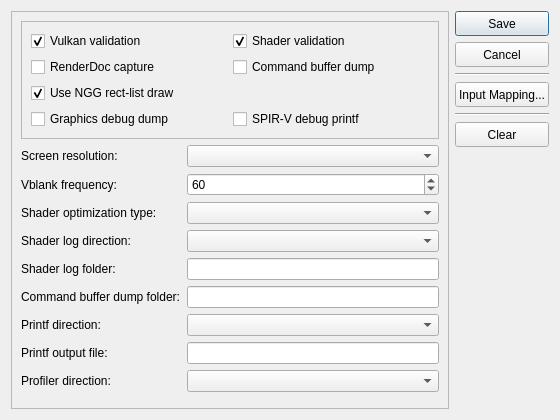
This is src/launcher/forms/configuration_edit_dialog.ui in Coder787-source/KytyPlus as Qt 5 draws it before an edit. The edited form follows.
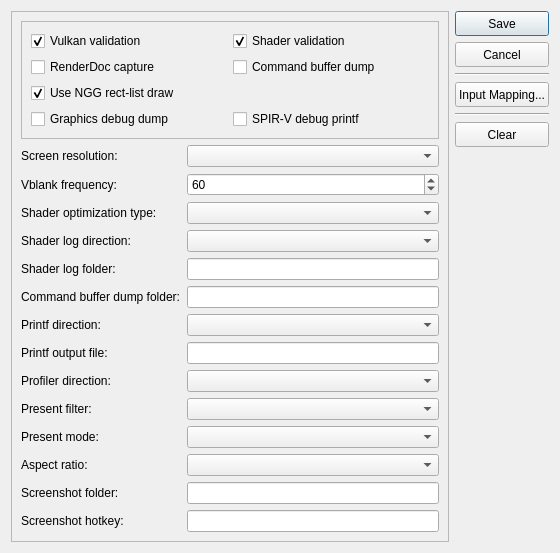
This is the edited form. Custom widgets are drawn as their Qt base class.

The edit to the form file:
```diff
--- a/src/launcher/forms/configuration_edit_dialog.ui
+++ b/src/launcher/forms/configuration_edit_dialog.ui
@@ -258,6 +258,76 @@
         </property>
        </widget>
       </item>
+      <item row="10" column="0">
+       <widget class="QLabel" name="label_present_filter">
+        <property name="text">
+         <string>Present filter:</string>
+        </property>
+       </widget>
+      </item>
+      <item row="10" column="1">
+       <widget class="QComboBox" name="comboBox_present_filter">
+        <property name="toolTip">
+         <string>Upscaling filter for the final guest-to-screen stretch. Nearest = crisp pixels (pixel-art), Linear = bilinear (default), Cubic = smoother (falls back to Linear if unsupported).</string>
+        </property>
+       </widget>
+      </item>
+      <item row="11" column="0">
+       <widget class="QLabel" name="label_present_mode">
+        <property name="text">
+         <string>Present mode:</string>
+        </property>
+       </widget>
+      </item>
+      <item row="11" column="1">
+       <widget class="QComboBox" name="comboBox_present_mode">
+        <property name="toolTip">
+         <string>Vulkan present mode. Fifo = vsync on, tear-free (default). Mailbox = lowest latency, tear-free. Immediate = lowest latency, may tear. Mailbox/Immediate fall back to Fifo if unsupported.</string>
+        </property>
+       </widget>
+      </item>
+      <item row="12" column="0">
+       <widget class="QLabel" name="label_aspect_ratio">
+        <property name="text">
+         <string>Aspect ratio:</string>
+        </property>
+       </widget>
+      </item>
+      <item row="12" column="1">
+       <widget class="QComboBox" name="comboBox_aspect_ratio">
+        <property name="toolTip">
+         <string>How the guest frame fits the window. Stretch = fill (default). Fit16x9 / Fit4x3 = letterbox/pillarbox. Integer = nearest-multiple, centred, crisp (pixel-art).</string>
+        </property>
+       </widget>
+      </item>
+      <item row="13" column="0">
+       <widget class="QLabel" name="label_screenshot_folder">
+        <property name="text">
+         <string>Screenshot folder:</string>
+        </property>
+       </widget>
+      </item>
+      <item row="13" column="1">
+       <widget class="QLineEdit" name="lineEdit_screenshot_folder">
+        <property name="toolTip">
+         <string>Folder (relative to the emulator working dir) where screenshot PNGs are written.</string>
+        </property>
+       </widget>
+      </item>
+      <item row="14" column="0">
+       <widget class="QLabel" name="label_screenshot_hotkey">
+        <property name="text">
+         <string>Screenshot hotkey:</string>
+        </property>
+       </widget>
+      </item>
+      <item row="14" column="1">
+       <widget class="QLineEdit" name="lineEdit_screenshot_hotkey">
+        <property name="toolTip">
+         <string>SDL scancode (decimal or 0x.. hex) that captures a PNG; 0 disables. Default F12 = 0x5b.</string>
+        </property>
+       </widget>
+      </item>
      </layout>
     </widget>
    </item>
```
Left out of the diff: 2 changed lines with no effect on the pictures.
